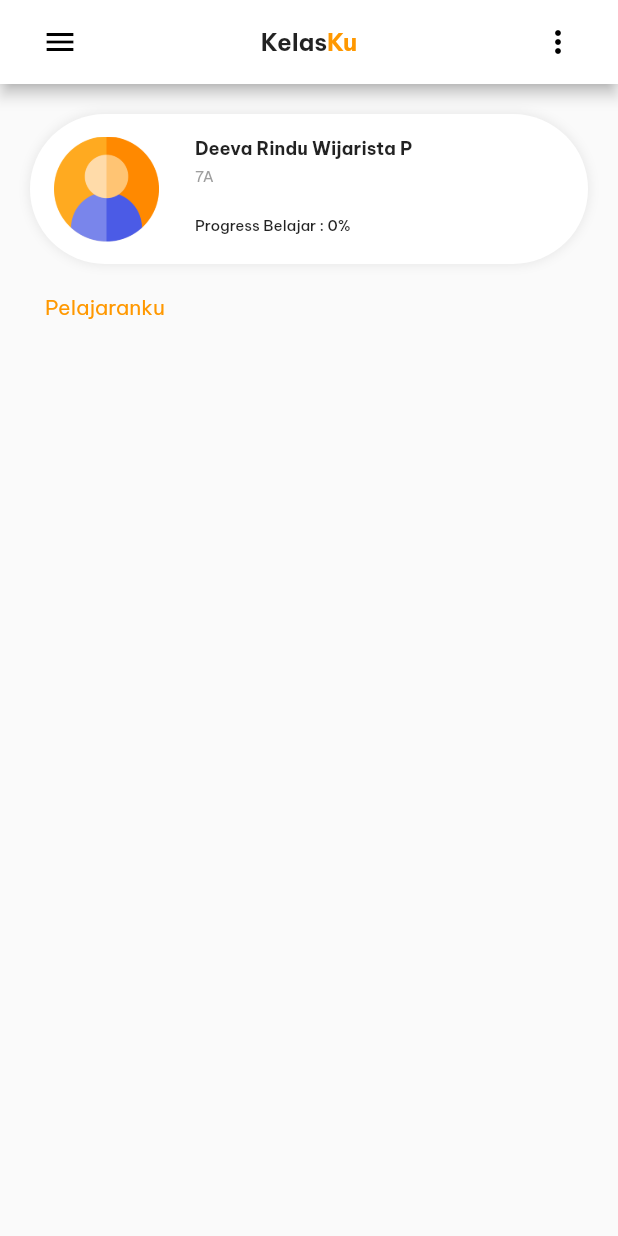
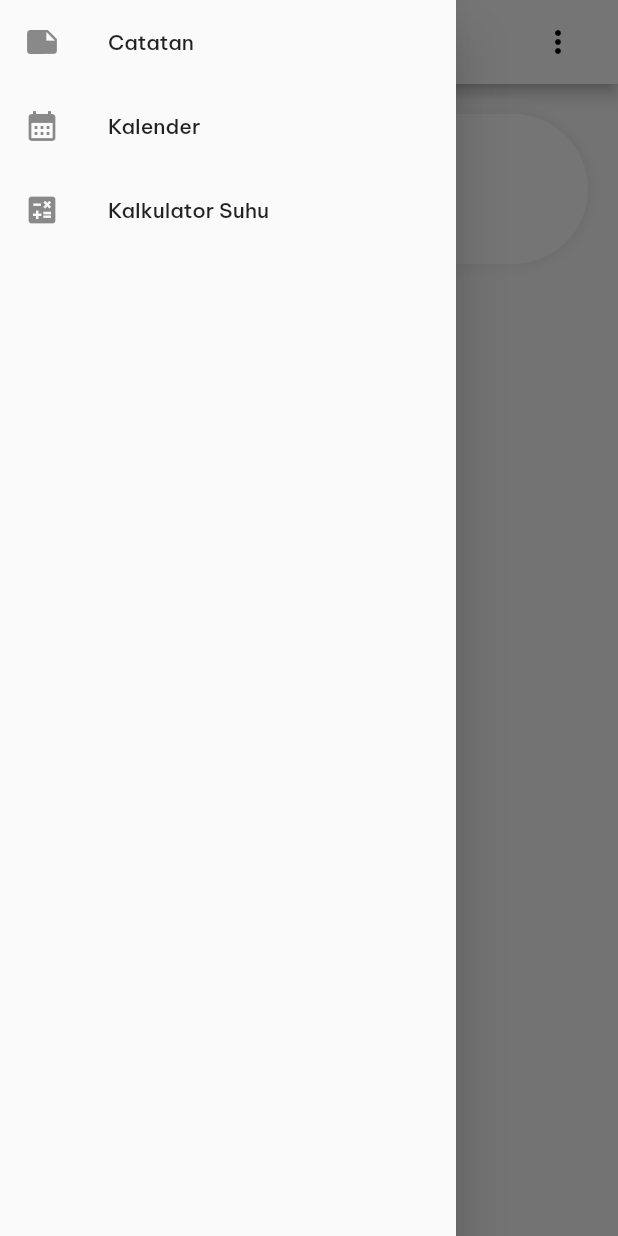
Before and after one commit to deevarindu/flutter_kelasku_tubes, a Flutter app: the screen it shows after launch, with the side drawer open (before the commit the screen has no drawer), on a phone screen of 412 x 824 dp. Run offline on Flutter 3.47's test engine with Material 2 defaults, Android fonts, the phone set to English and light mode, and no system bars; our stand-ins replace google_fonts, table_calendar.

Commit message:
add sidebar, add kalender

```diff
--- a/lib/screens/home_screen.dart
+++ b/lib/screens/home_screen.dart
@@ -1,4 +1,6 @@
 import 'package:flutter/material.dart';
+import 'package:flutter_kelasku_tubes/screens/kalender.dart';
+import 'package:flutter_kelasku_tubes/screens/kalkulator_suhu_screen.dart';
 import 'package:flutter_kelasku_tubes/screens/screens.dart';
 import 'package:flutter_kelasku_tubes/widgets/widgets.dart';
 
@@ -10,17 +12,55 @@ class HomeScreen extends StatelessWidget {
   String email = 'Email@gmail.com';
   String password = '121212';
 
+   var scaffoldKey = GlobalKey<ScaffoldState>();
+
   @override
   Widget build(BuildContext context) {
     return Scaffold(
+      key: scaffoldKey,
+      drawer: Drawer(
+        child: ListView(
+          padding: EdgeInsets.zero,
+          children: [
+            ListTile(
+              leading: Icon(Icons.note),
+              title: Text('Catatan'),
+              onTap: () {
+                Navigator.pop(context);
+              },
+            ),
+            ListTile(
+              leading: Icon(Icons.calendar_month),
+              title: Text('Kalender'),
+              onTap: () {
+                Navigator.push(
+                  context,
+                  MaterialPageRoute(
+                  builder: (context) => KalenderApp(),
+          ),
+        );
+              },
+            ),
+            ListTile(
+              leading: Icon(Icons.calculate),
+              title: Text('Kalkulator Suhu'),
+              onTap: () {
+                Navigator.push(
+                  context,
+                  MaterialPageRoute(
+                  builder: (context) => KalkulatorSuhuScreen(),
+          ),
+        );
+              },
+            ),
+          ],
+        ),
+      ),
       appBar: AppBar(
         title: Row(
           mainAxisAlignment: MainAxisAlignment.spaceBetween,
           children: [
-            IconButton(
-              onPressed: () {},
-              icon: const Icon(Icons.menu),
-            ),
+            SizedBox(width: MediaQuery.of(context).size.width * 0.04),
             title(),
             PopupMenuButton<String>(
               onSelected: (String value) {
--- a/lib/screens/kalkulator_suhu_screen.dart
+++ b/lib/screens/kalkulator_suhu_screen.dart
@@ -48,6 +48,7 @@ class _KalkulatorSuhuScreenState extends State<KalkulatorSuhuScreen> {
     return Scaffold(
       appBar: AppBar(
         title: const Text('Konverter Suhu'),
+        centerTitle: true,
       ),
       body: SingleChildScrollView(
         child: Column(
--- a/pubspec.yaml
+++ b/pubspec.yaml
@@ -35,6 +35,7 @@ dependencies:
   # Use with the CupertinoIcons class for iOS style icons.
   cupertino_icons: ^1.0.2
   google_fonts: ^2.3.1
+  table_calendar: ^3.0.5
 
 dev_dependencies:
   flutter_test:
```
Also changed, not shown: lib/screens/kalender.dart (added, +159 -0 lines), lib/widgets/widgets.dart (line endings or trailing spaces), pubspec.lock.
